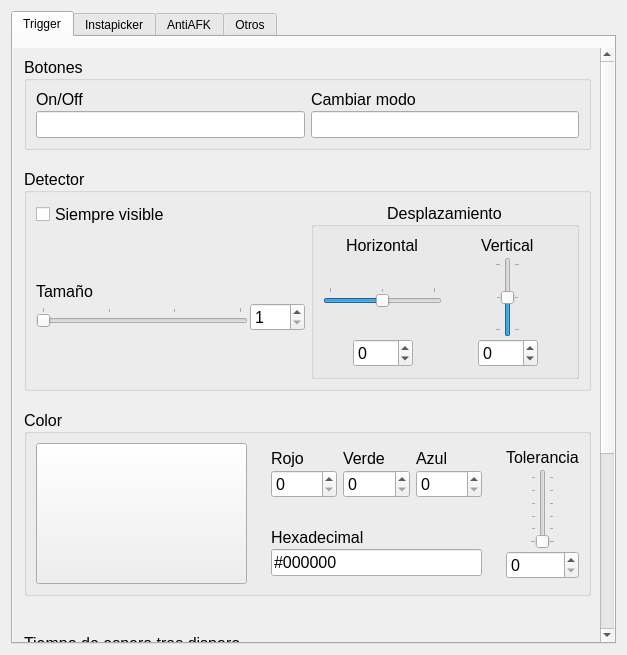
Old version of the form flanatrigo/resources/central_widget.ui in the repository AlejandroRoJ/flanatrigo.
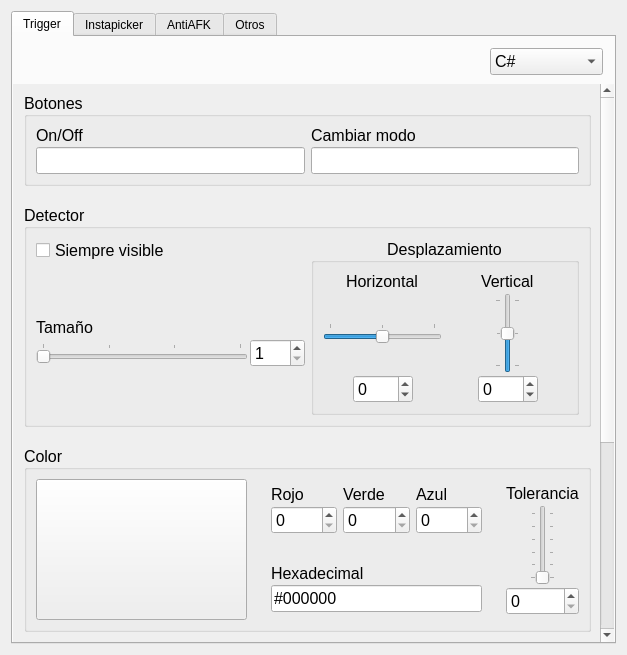
New version of the form. Custom widgets are drawn as their Qt base class.

What changed in the file:
```diff
--- a/flanatrigo/resources/central_widget.ui
+++ b/flanatrigo/resources/central_widget.ui
@@ -49,6 +49,8 @@
         <number>0</number>
        </property>
        <item>
+        <layout class="QHBoxLayout" name="horizontalLayout_25">
+         <item>
         <layout class="QVBoxLayout" name="layout_trigger_top">
          <property name="leftMargin">
           <number>11</number>
@@ -59,6 +61,50 @@
         </layout>
        </item>
        <item>
+          <spacer name="horizontalSpacer_7">
+           <property name="orientation">
+            <enum>Qt::Horizontal</enum>
+           </property>
+           <property name="sizeHint" stdset="0">
+            <size>
+             <width>40</width>
+             <height>20</height>
+            </size>
+           </property>
+          </spacer>
+         </item>
+         <item>
+          <layout class="QVBoxLayout" name="verticalLayout_35">
+           <property name="topMargin">
+            <number>11</number>
+           </property>
+           <property name="rightMargin">
+            <number>11</number>
+           </property>
+           <item>
+            <widget class="QComboBox" name="combo_trigger_backend">
+             <property name="font">
+              <font>
+               <pointsize>12</pointsize>
+              </font>
+             </property>
+             <item>
+              <property name="text">
+               <string>C#</string>
+              </property>
+             </item>
+             <item>
+              <property name="text">
+               <string>AutoHotkey</string>
+              </property>
+             </item>
+            </widget>
+           </item>
+          </layout>
+         </item>
+        </layout>
+       </item>
+       <item>
         <widget class="QScrollArea" name="scroll">
          <property name="frameShape">
           <enum>QFrame::NoFrame</enum>
```
Left out of the diff: 26 changed lines with no effect on the pictures. Lines whose indentation alone changed are shown as unchanged.
